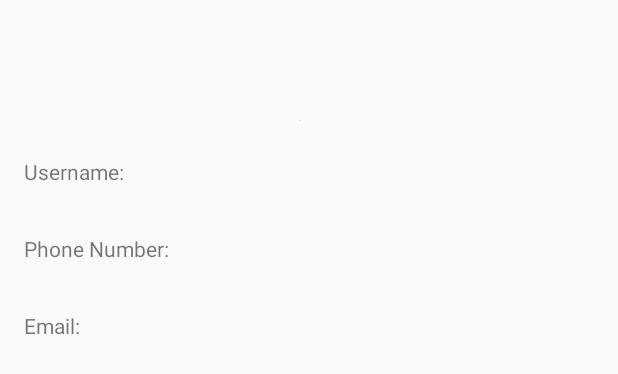
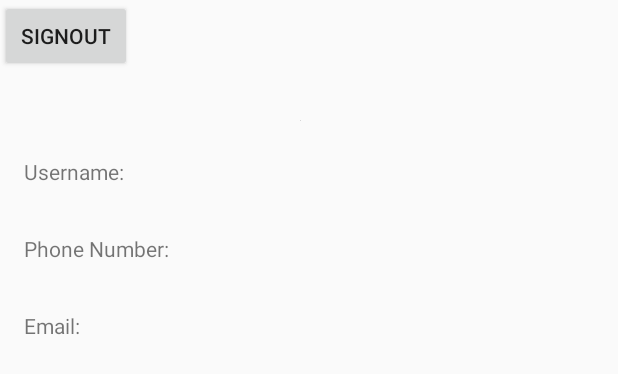
Before and after one commit to CMPUT301W23T15/QRHunter, an Android app: the layout fragment_user_profile.xml on its own in the app's theme, with its tools: preview values and no code run, on a phone screen of 412 x 824 dp. Shown: the top 374 px of the screen. Run offline under Robolectric (Android 15) with nearby library versions, the phone set to English and light mode, and no system bars.

```diff
--- a/app/build.gradle
+++ b/app/build.gradle
@@ -14,6 +14,9 @@ android {
         versionName "1.0"
 
         testInstrumentationRunner "androidx.test.runner.AndroidJUnitRunner"
+        dataBinding {
+            enabled = true
+        }
     }
 
     buildTypes {
--- a/app/src/main/res/layout/fragment_user_profile.xml
+++ b/app/src/main/res/layout/fragment_user_profile.xml
@@ -46,4 +46,12 @@
         android:text="Email:"
         app:layout_constraintStart_toStartOf="parent"
         app:layout_constraintTop_toBottomOf="@+id/title_phone" />
+
+    <Button
+        android:id="@+id/button_test_signout"
+        android:layout_width="wrap_content"
+        android:layout_height="wrap_content"
+        android:text="signout"
+        tools:layout_editor_absoluteX="302dp"
+        tools:layout_editor_absoluteY="660dp" />
 </androidx.constraintlayout.widget.ConstraintLayout>
```
Also changed, not shown: app/src/main/java/com/goblin/qrhunter/ui/profile/ProfileFragment.java (+6 -5 lines).
